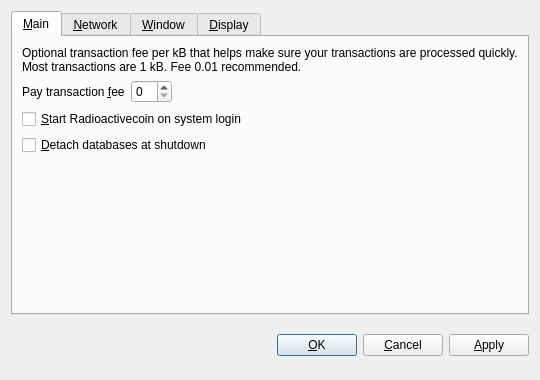
Above: src/qt/forms/optionsdialog.ui from CryptoBubble/radioactivecoin before the change. Below: the same form after it.
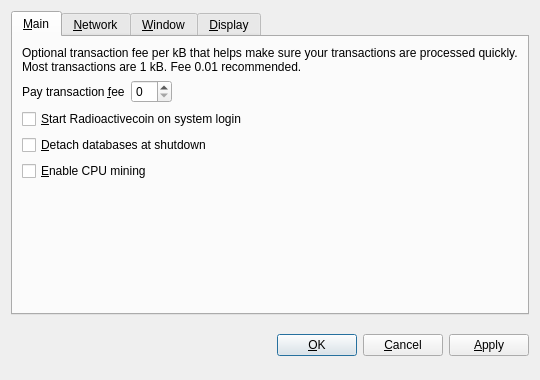
That is the form after the change. Custom widgets are drawn as their Qt base class.

```diff
--- a/src/qt/forms/optionsdialog.ui
+++ b/src/qt/forms/optionsdialog.ui
@@ -97,6 +97,16 @@
         </widget>
        </item>
        <item>
+         <widget class="QCheckBox" name="cpuMining">
+          <property name="toolTip">
+           <string>Enable Proof-of-Work CPU mining (generating/minting) of RADCoins (NOT to be confused with Proof-of-Stake!).</string>
+          </property>
+          <property name="text">
+           <string>&amp;Enable CPU mining</string>
+          </property>
+         </widget>
+        </item>
+        <item>
         <spacer name="verticalSpacer_Main">
          <property name="orientation">
           <enum>Qt::Vertical</enum>
```
